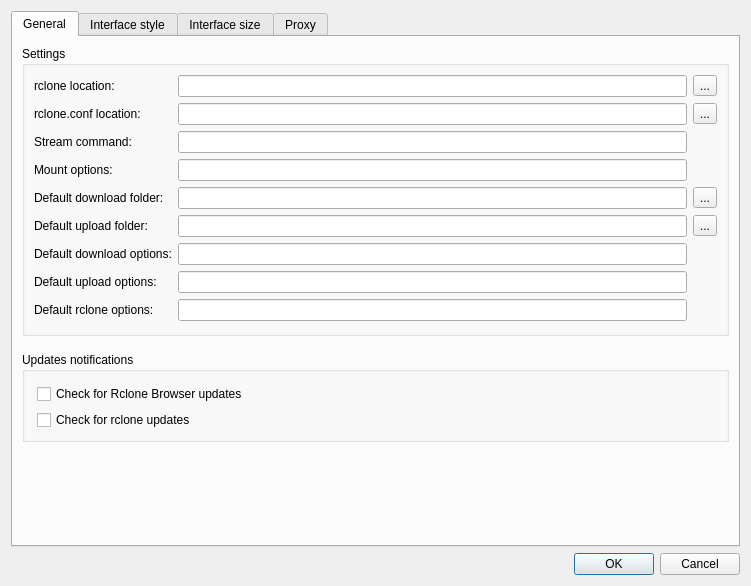
Before: the Qt Designer form src/preferences_dialog.ui in holazt/RcloneBrowser, drawn with Qt 5.
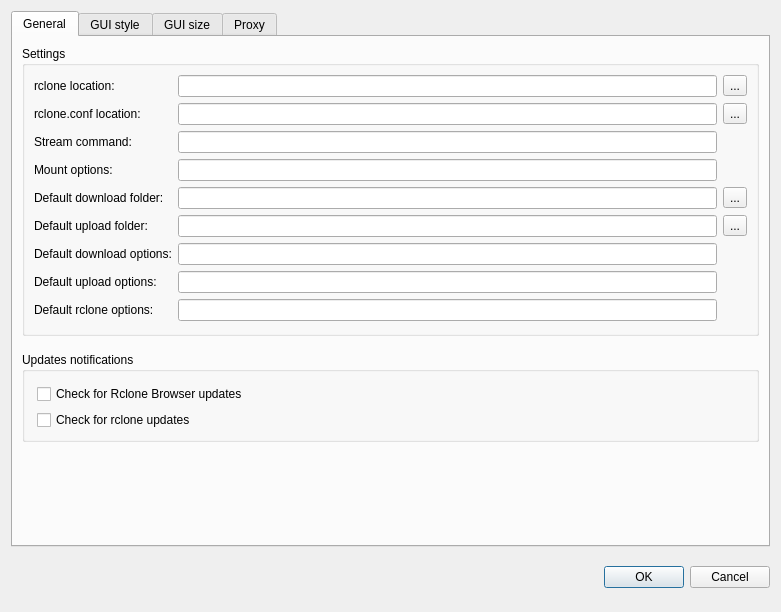
After: the same form once the commit is applied.

Commit message: interface size changes options refinement

```diff
--- a/src/preferences_dialog.ui
+++ b/src/preferences_dialog.ui
@@ -6,8 +6,8 @@
    <rect>
     <x>0</x>
     <y>0</y>
-    <width>751</width>
-    <height>550</height>
+    <width>781</width>
+    <height>612</height>
    </rect>
   </property>
   <property name="sizePolicy">
@@ -16,6 +16,12 @@
     <verstretch>0</verstretch>
    </sizepolicy>
   </property>
+  <property name="minimumSize">
+   <size>
+    <width>781</width>
+    <height>0</height>
+   </size>
+  </property>
   <property name="windowTitle">
    <string>Preferences</string>
   </property>
@@ -90,6 +96,12 @@
           </item>
           <item row="0" column="1">
            <widget class="QLineEdit" name="rclone">
+            <property name="sizePolicy">
+             <sizepolicy hsizetype="Expanding" vsizetype="MinimumExpanding">
+              <horstretch>0</horstretch>
+              <verstretch>0</verstretch>
+             </sizepolicy>
+            </property>
             <property name="toolTip">
              <string>&lt;html&gt;&lt;head/&gt;&lt;body&gt;&lt;p&gt;rclone executable file location&lt;/p&gt;&lt;/body&gt;&lt;/html&gt;</string>
             </property>
@@ -107,6 +119,12 @@
           </item>
           <item row="12" column="1">
            <widget class="QLineEdit" name="defaultDownloadOptions">
+            <property name="sizePolicy">
+             <sizepolicy hsizetype="Expanding" vsizetype="MinimumExpanding">
+              <horstretch>0</horstretch>
+              <verstretch>0</verstretch>
+             </sizepolicy>
+            </property>
             <property name="toolTip">
              <string>&lt;html&gt;&lt;head/&gt;&lt;body&gt;&lt;p&gt;extra rclone options used for downloads e.g.:&lt;/p&gt;&lt;p&gt;--include *.jpg&lt;/p&gt;&lt;/body&gt;&lt;/html&gt;</string>
             </property>
@@ -114,6 +132,12 @@
           </item>
           <item row="9" column="1">
            <widget class="QLineEdit" name="defaultDownloadDir">
+            <property name="sizePolicy">
+             <sizepolicy hsizetype="Expanding" vsizetype="MinimumExpanding">
+              <horstretch>0</horstretch>
+              <verstretch>0</verstretch>
+             </sizepolicy>
+            </property>
             <property name="toolTip">
              <string>&lt;html&gt;&lt;head/&gt;&lt;body&gt;&lt;p&gt;default download folder used for transfers&lt;/p&gt;&lt;/body&gt;&lt;/html&gt;</string>
             </property>
@@ -138,6 +162,12 @@
           </item>
           <item row="4" column="1">
            <widget class="QLineEdit" name="rcloneConf">
+            <property name="sizePolicy">
+             <sizepolicy hsizetype="Expanding" vsizetype="MinimumExpanding">
+              <horstretch>0</horstretch>
+              <verstretch>0</verstretch>
+             </sizepolicy>
+            </property>
             <property name="toolTip">
              <string>&lt;html&gt;&lt;head/&gt;&lt;body&gt;&lt;p&gt;rclone configuration file locaction. if empty default location defined by rclone is used&lt;/p&gt;&lt;/body&gt;&lt;/html&gt;</string>
             </property>
@@ -165,6 +195,12 @@
           </item>
           <item row="7" column="1">
            <widget class="QLineEdit" name="mount">
+            <property name="sizePolicy">
+             <sizepolicy hsizetype="Expanding" vsizetype="MinimumExpanding">
+              <horstretch>0</horstretch>
+              <verstretch>0</verstretch>
+             </sizepolicy>
+            </property>
             <property name="toolTip">
              <string>&lt;html&gt;&lt;head/&gt;&lt;body&gt;&lt;p&gt;options used by rclone for remotes mounting e.g:&lt;/p&gt;&lt;p&gt;--vfs-cache-mode writes&lt;/p&gt;&lt;/body&gt;&lt;/html&gt;</string>
             </property>
@@ -172,6 +208,12 @@
           </item>
           <item row="13" column="1">
            <widget class="QLineEdit" name="defaultUploadOptions">
+            <property name="sizePolicy">
+             <sizepolicy hsizetype="Expanding" vsizetype="MinimumExpanding">
+              <horstretch>0</horstretch>
+              <verstretch>0</verstretch>
+             </sizepolicy>
+            </property>
             <property name="toolTip">
              <string>&lt;html&gt;&lt;head/&gt;&lt;body&gt;&lt;p&gt;extra rclone options used for uploads e.g:&lt;/p&gt;&lt;p&gt;--exclude .DS_Store&lt;/p&gt;&lt;/body&gt;&lt;/html&gt;</string>
             </property>
@@ -179,6 +221,12 @@
           </item>
           <item row="11" column="1">
            <widget class="QLineEdit" name="defaultUploadDir">
+            <property name="sizePolicy">
+             <sizepolicy hsizetype="Expanding" vsizetype="MinimumExpanding">
+              <horstretch>0</horstretch>
+              <verstretch>0</verstretch>
+             </sizepolicy>
+            </property>
             <property name="toolTip">
              <string>&lt;html&gt;&lt;head/&gt;&lt;body&gt;&lt;p&gt;default upload folder used for transfers&lt;/p&gt;&lt;/body&gt;&lt;/html&gt;</string>
             </property>
@@ -213,6 +261,12 @@
           </item>
           <item row="14" column="1">
            <widget class="QLineEdit" name="defaultRcloneOptions">
+            <property name="sizePolicy">
+             <sizepolicy hsizetype="Expanding" vsizetype="MinimumExpanding">
+              <horstretch>0</horstretch>
+              <verstretch>0</verstretch>
+             </sizepolicy>
+            </property>
             <property name="toolTip">
              <string>&lt;html&gt;&lt;head/&gt;&lt;body&gt;&lt;p&gt;extra rclone options used for all but mount operations e.g:&lt;/p&gt;&lt;p&gt;--fast-list&lt;/p&gt;&lt;/body&gt;&lt;/html&gt;</string>
             </property>
@@ -230,6 +284,12 @@
           </item>
           <item row="6" column="1">
            <widget class="QLineEdit" name="stream">
+            <property name="sizePolicy">
+             <sizepolicy hsizetype="Expanding" vsizetype="MinimumExpanding">
+              <horstretch>0</horstretch>
+              <verstretch>0</verstretch>
+             </sizepolicy>
+            </property>
             <property name="toolTip">
              <string>&lt;html&gt;&lt;head/&gt;&lt;body&gt;&lt;p&gt;location of audio/video player used for streaming e.g.&lt;/p&gt;&lt;p&gt;/Applications/VLC.app -&lt;/p&gt;&lt;/body&gt;&lt;/html&gt;</string>
             </property>
@@ -337,7 +397,7 @@
      </widget>
      <widget class="QWidget" name="tab_2">
       <attribute name="title">
-       <string>Interface style</string>
+       <string>GUI style</string>
       </attribute>
       <layout class="QVBoxLayout" name="verticalLayout">
        <item>
@@ -610,7 +670,7 @@
      </widget>
      <widget class="QWidget" name="tab_3">
       <attribute name="title">
-       <string>Interface size</string>
+       <string>GUI size</string>
       </attribute>
       <layout class="QVBoxLayout" name="verticalLayout_6">
        <item>
@@ -1082,6 +1142,12 @@
    </item>
    <item>
     <widget class="QDialogButtonBox" name="buttonBox">
+     <property name="sizePolicy">
+      <sizepolicy hsizetype="Expanding" vsizetype="MinimumExpanding">
+       <horstretch>0</horstretch>
+       <verstretch>0</verstretch>
+      </sizepolicy>
+     </property>
      <property name="orientation">
       <enum>Qt::Horizontal</enum>
      </property>
```
Left out of the diff: 154 changed lines with no effect on the pictures. The commit also changes 13 other files.
